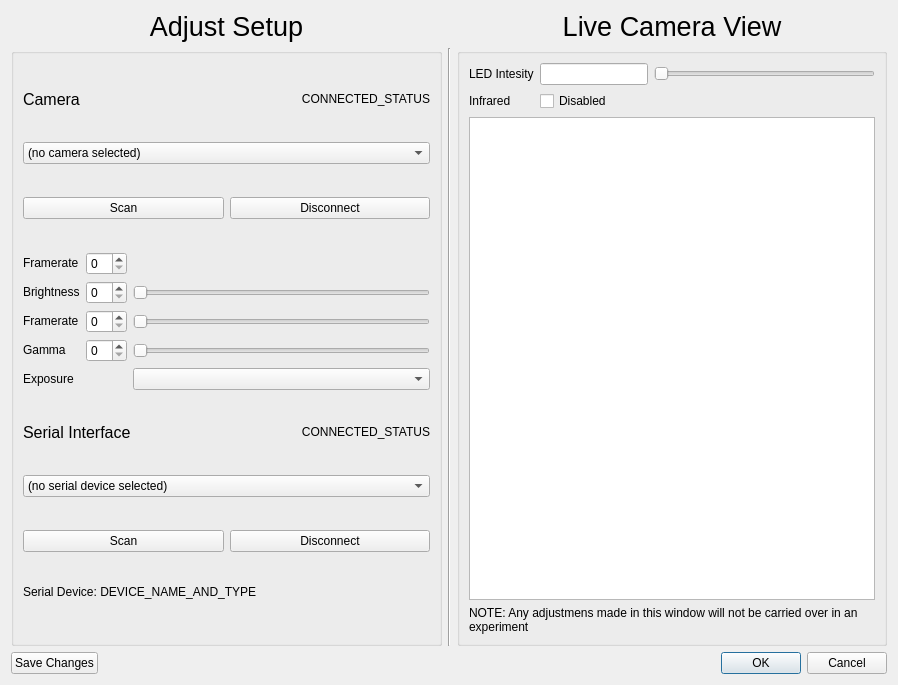
Qt form src/UI/settings_dialog.ui (simenfuglestad/CI-VTS) before a commit.
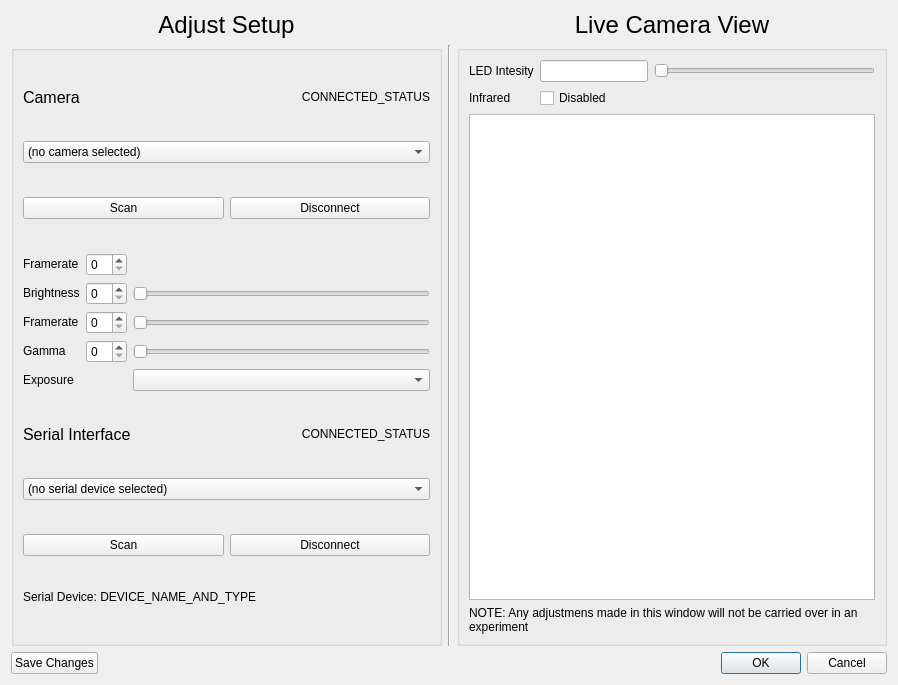
The same form after that commit. Custom widgets are drawn as their Qt base class.

Commit message: Added tab for additional settings

The edit to the form file:
```diff
--- a/src/UI/settings_dialog.ui
+++ b/src/UI/settings_dialog.ui
@@ -118,7 +118,7 @@
      </property>
      <property name="font">
       <font>
-       <pointsize>20</pointsize>
+       <pointsize>18</pointsize>
       </font>
      </property>
      <property name="text">
@@ -149,7 +149,7 @@
      </property>
      <property name="font">
       <font>
-       <pointsize>20</pointsize>
+       <pointsize>18</pointsize>
       </font>
      </property>
      <property name="text">
```
The commit also changes 4 other files.
